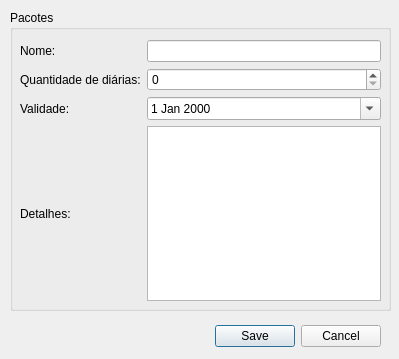
This is src/packages.ui in fr4c74l/VertSys as Qt 5 draws it before an edit. The edited form follows.
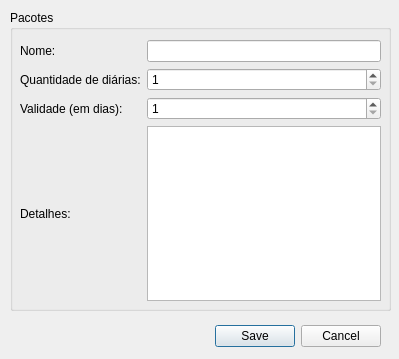
This is the edited form.

Commit message: Validity of packages in days

Patch:
```diff
--- a/src/packages.ui
+++ b/src/packages.ui
@@ -69,22 +69,19 @@
       </widget>
      </item>
      <item row="1" column="1">
-      <widget class="QSpinBox" name="packageDays"/>
+      <widget class="QSpinBox" name="packageDays">
+       <property name="minimum">
+        <number>1</number>
+       </property>
+       <property name="maximum">
+        <number>9999</number>
+       </property>
+      </widget>
      </item>
      <item row="2" column="0">
       <widget class="QLabel" name="label_3">
        <property name="text">
-        <string>Validade:</string>
-       </property>
-      </widget>
-     </item>
-     <item row="2" column="1">
-      <widget class="QDateEdit" name="packageValidity">
-       <property name="frame">
-        <bool>true</bool>
-       </property>
-       <property name="calendarPopup">
-        <bool>true</bool>
+        <string>Validade (em dias):</string>
        </property>
       </widget>
      </item>
@@ -98,6 +95,16 @@
      <item row="3" column="1">
       <widget class="QPlainTextEdit" name="packageDetails"/>
      </item>
+     <item row="2" column="1">
+      <widget class="QSpinBox" name="packageValidity">
+       <property name="minimum">
+        <number>1</number>
+       </property>
+       <property name="maximum">
+        <number>9999</number>
+       </property>
+      </widget>
+     </item>
     </layout>
    </widget>
   </widget>
```
The commit also changes 10 other files.
